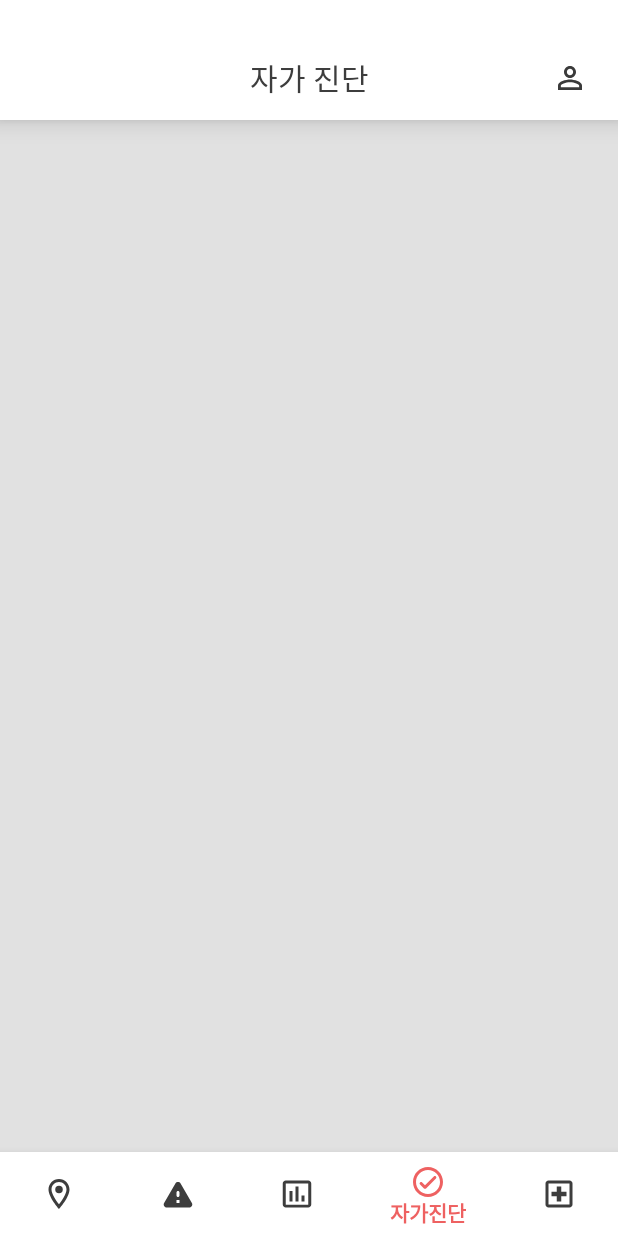
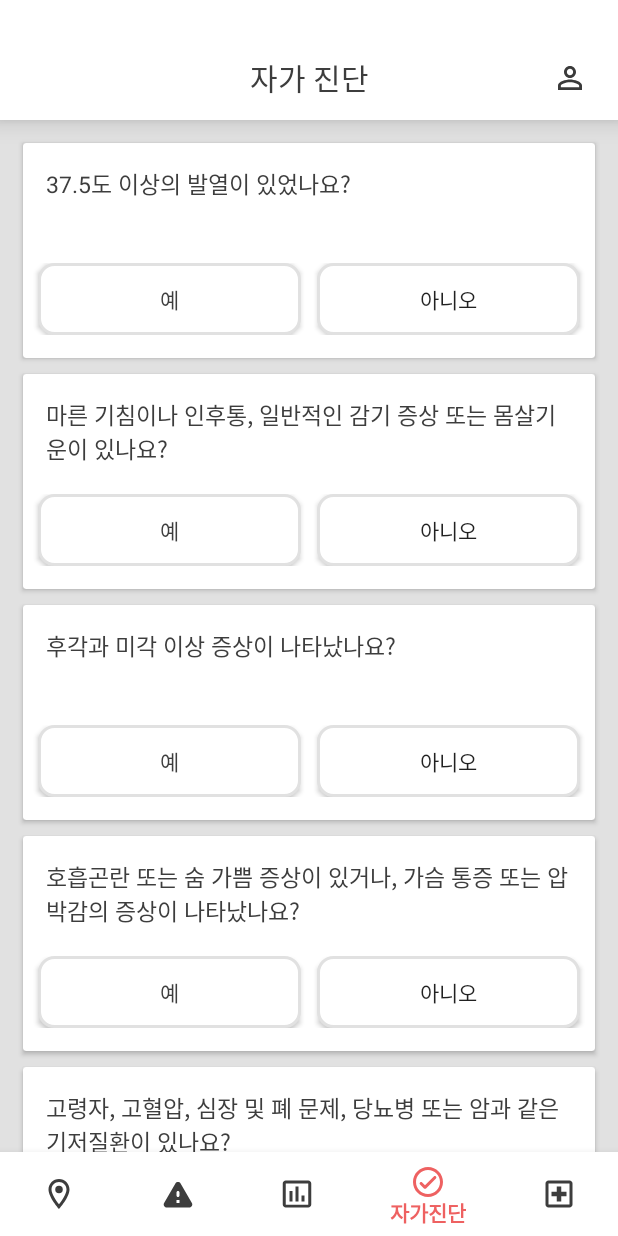
Before and after one commit to SoGongSKYP/TheWisePreventiveLife, an Android app: the screen it shows after launch (UserPages), item 4 of the bottom bar chosen, on a phone screen of 412 x 824 dp. Run offline under Robolectric (Android 15) with nearby library versions, the phone set to English and light mode, and no system bars.

Commit message:
자가진단 페이지 업데이트

```diff
--- /dev/null
+++ b/app/src/main/java/com/example/project/AdapterOfDiagnosis.java
@@ -0,0 +1,70 @@
+package com.example.project;
+
+import android.content.Context;
+import android.view.LayoutInflater;
+import android.view.View;
+import android.view.ViewGroup;
+import android.widget.Button;
+import android.widget.ImageView;
+import android.widget.TextView;
+
+import androidx.annotation.NonNull;
+import androidx.constraintlayout.widget.ConstraintLayout;
+import androidx.recyclerview.widget.RecyclerView;
+
+import java.util.ArrayList;
+
+public class AdapterOfDiagnosis extends RecyclerView.Adapter<AdapterOfDiagnosis.DiagnosisViewHolder> {
+
+    private static final int TYPE_ITEM = 1;
+    private static final int TYPE_FOOTER = 2;
+    private ArrayList<String> questionList;
+
+    public static class DiagnosisViewHolder extends RecyclerView.ViewHolder {
+        public Button YesButton;
+        public Button NoButton;
+        public TextView QuestionTextView;
+        public DiagnosisViewHolder(View v) {
+            super(v);
+            YesButton = v.findViewById(R.id.selfdiagnosis_YES_Button);
+            NoButton = v.findViewById(R.id.selfdiagnosis_NO_Button);
+            QuestionTextView = v.findViewById(R.id.selfdiagnosis_question_TextView);
+        }
+    }
+
+    public AdapterOfDiagnosis(ArrayList<String> data){
+        this.questionList = data;
+    }
+
+    public DiagnosisViewHolder onCreateViewHolder(@NonNull ViewGroup parent, int viewType) {
+        View view = LayoutInflater.from(parent.getContext()).inflate(R.layout.row_selfdiagnosis_question, parent, false);
+        return new DiagnosisViewHolder(view);
+    }
+
+    @Override
+    public void onBindViewHolder(@NonNull AdapterOfDiagnosis.DiagnosisViewHolder holder, final int position) {
+       holder.QuestionTextView.setText(questionList.get(position));
+
+       final ArrayList<String> yesList = new ArrayList<>();
+       holder.YesButton.setOnClickListener(new View.OnClickListener() {
+           @Override
+           public void onClick(View view) {
+               yesList.add(Integer.toString(position));
+           }
+       });
+
+       holder.NoButton.setOnClickListener(new View.OnClickListener(){
+           @Override
+           public void onClick(View view) {
+               if (yesList.contains(Integer.toString(position))){
+                   yesList.remove(Integer.toString(position));
+               }
+           }
+       });
+    }
+
+    @Override
+    public int getItemCount() {
+        return (null != questionList ? questionList.size() : 0);
+    }
+}
--- a/app/src/main/java/com/example/project/PageOfSelfDiagnosis.java
+++ b/app/src/main/java/com/example/project/PageOfSelfDiagnosis.java
@@ -7,6 +7,8 @@ import android.view.ViewGroup;
 import androidx.annotation.NonNull;
 import androidx.annotation.Nullable;
 import androidx.fragment.app.Fragment;
+import androidx.recyclerview.widget.LinearLayoutManager;
+import androidx.recyclerview.widget.RecyclerView;
 
 import java.util.*;
 
@@ -14,52 +16,49 @@ import java.util.*;
  *
  */
 public class PageOfSelfDiagnosis extends Fragment {
+
+    private ArrayList<String> QuestionSentencesArray = new ArrayList<>();
+    private ArrayList<Boolean> QuestionAnswerArray = new ArrayList<>();
+    private Integer diagnosis_result;
+
+    /* RecyclerView와 관련된 컴포넌트 */
+    RecyclerView recyclerView;
+    LinearLayoutManager layoutManager;
+    AdapterOfDiagnosis adapter;
+
     public View onCreateView(@NonNull LayoutInflater inflater, @Nullable ViewGroup container, @Nullable Bundle savedInstanceState){
-        return inflater.inflate(R.layout.fragment_user_selfdiagnosis, container, false);
+        View v = inflater.inflate(R.layout.fragment_user_selfdiagnosis, container, false);
+
+        print_UI();
+
+        recyclerView = v.findViewById(R.id.diagnosis_RecyclerView);
+        layoutManager = new LinearLayoutManager(getActivity());
+        recyclerView.setLayoutManager(layoutManager);
+        recyclerView.setHasFixedSize(true);
+
+        adapter = new AdapterOfDiagnosis(QuestionSentencesArray);
+        recyclerView.setAdapter(adapter);
+        return v;
     }
 
-    /**
-     * Default constructor
-     */
-    public PageOfSelfDiagnosis() {
+    public void print_UI() {
+        QuestionSentencesArray.add("37.5도 이상의 발열이 있었나요?");
+        QuestionSentencesArray.add("마른 기침이나 인후통, 일반적인 감기 증상 또는 몸살기운이 있나요?");
+        QuestionSentencesArray.add("후각과 미각 이상 증상이 나타났나요?");
+        QuestionSentencesArray.add("호흡곤란 또는 숨 가쁨 증상이 있거나, 가슴 통증 또는 압박감의 증상이 나타났나요?");
+        QuestionSentencesArray.add("고령자, 고혈압, 심장 및 폐 문제, 당뇨병 또는 암과 같은 기저질환이 있나요?");
+        QuestionSentencesArray.add("최근 14일 이내에 확진자, 접촉자와 만난 적이 있었나요?");
+        QuestionSentencesArray.add("최근 14일 이내에 해외 여행을 다녀오셨거나, 다녀온 주변인을 만난 적이 있었나요?");
     }
 
-    /**
-     *
-     */
-    private ArrayList<SelfDiagnosis> question_sentence;
-
-    /**
-     *
-     */
-    private ArrayList<Boolean> question_answer;
-
-    /**
-     *
-     */
-    private Integer diagnosis_result;
-
-
-
-    /**
-     *
-     */
     public void self_diagnose() {
         // TODO implement here
     }
 
-    /**
-     *
-     */
     public void calculate_result() {
         // TODO implement here
     }
 
-    /**
-     *
-     */
-    public void print_UI() {
-        // TODO implement here
-    }
+
 
 }
--- /dev/null
+++ b/app/src/main/java/com/example/project/PageOfSelfDiagnosisFooter.java
@@ -0,0 +1,11 @@
+package com.example.project;
+
+import android.view.View;
+
+import androidx.recyclerview.widget.RecyclerView;
+
+public class PageOfSelfDiagnosisFooter extends RecyclerView.ViewHolder {
+    PageOfSelfDiagnosisFooter(View footerView){
+        super(footerView);
+    }
+}
--- a/app/src/main/res/layout/fragment_user_selfdiagnosis.xml
+++ b/app/src/main/res/layout/fragment_user_selfdiagnosis.xml
@@ -1,8 +1,18 @@
 <?xml version="1.0" encoding="utf-8"?>
-<androidx.constraintlayout.widget.ConstraintLayout
-    xmlns:android="http://schemas.android.com/apk/res/android"
+<androidx.constraintlayout.widget.ConstraintLayout xmlns:android="http://schemas.android.com/apk/res/android"
     android:layout_width="match_parent"
     android:layout_height="match_parent"
+    xmlns:app="http://schemas.android.com/apk/res-auto"
     android:background="@color/colorLightGrey">
 
+    <androidx.recyclerview.widget.RecyclerView
+        android:id="@+id/diagnosis_RecyclerView"
+        android:layout_width="match_parent"
+        android:layout_height="0dp"
+        app:layout_constraintTop_toTopOf="parent"
+        app:layout_constraintRight_toRightOf="parent"
+        app:layout_constraintLeft_toLeftOf="parent"
+        app:layout_constraintBottom_toBottomOf="parent"
+        android:layout_margin="10dp"/>
+
 </androidx.constraintlayout.widget.ConstraintLayout>
--- /dev/null
+++ b/app/src/main/res/layout/fragment_user_selfdiagnosis_footer.xml
@@ -0,0 +1,18 @@
+<?xml version="1.0" encoding="utf-8"?>
+<LinearLayout
+    xmlns:android="http://schemas.android.com/apk/res/android"
+    android:layout_width="match_parent"
+    android:layout_height="match_parent">
+
+    <Button
+        android:id="@+id/diagnosis_submit_Button"
+        android:layout_width="match_parent"
+        android:layout_height="wrap_content"
+        android:text="진단 답변 제출"
+        android:textColor="@color/colorMainRed"
+        android:textSize="15dp"
+        android:textStyle="bold"
+        android:background="@drawable/button_outline_design"
+        android:layout_margin="15dp"/>
+
+</LinearLayout>
--- /dev/null
+++ b/app/src/main/res/layout/row_selfdiagnosis_question.xml
@@ -0,0 +1,51 @@
+<?xml version="1.0" encoding="utf-8"?>
+<androidx.cardview.widget.CardView
+    xmlns:android="http://schemas.android.com/apk/res/android"
+    android:layout_width="match_parent"
+    android:layout_height="wrap_content"
+    android:layout_margin="5dp">
+    <LinearLayout
+        android:layout_width="match_parent"
+        android:layout_height="wrap_content"
+        android:orientation="vertical">
+        <TextView
+            android:id="@+id/selfdiagnosis_question_TextView"
+            android:layout_width="match_parent"
+            android:layout_height="80dp"
+            android:padding="15dp"
+            android:text="호흡곤란 또는 숨 가쁨 증상이 있거나, 가슴 통증 또는 압박감의 증상이 나타났나요?"
+            android:textColor="@color/colorDarkGrey"
+            android:textSize="15dp" />
+
+        <LinearLayout
+            android:layout_width="match_parent"
+            android:layout_height="wrap_content"
+            android:orientation="horizontal"
+            android:weightSum="2"
+            android:layout_marginBottom="15dp">
+            <Button
+                android:id="@+id/selfdiagnosis_YES_Button"
+                android:layout_width="wrap_content"
+                android:layout_height="match_parent"
+                android:layout_weight="1"
+                android:text="예"
+                android:textColor="@color/colorDarkGrey"
+                android:layout_marginLeft="10dp"
+                android:layout_marginRight="5dp"
+                android:background="@drawable/edittext_outline_design"/>
+            <Button
+                android:id="@+id/selfdiagnosis_NO_Button"
+                android:layout_width="wrap_content"
+                android:layout_height="match_parent"
+                android:layout_weight="1"
+                android:text="아니오"
+                android:layout_marginRight="10dp"
+                android:layout_marginLeft="5dp"
+                android:background="@drawable/edittext_outline_design"/>
+        </LinearLayout>
+
+    </LinearLayout>
+
+
+
+</androidx.cardview.widget.CardView>
```
